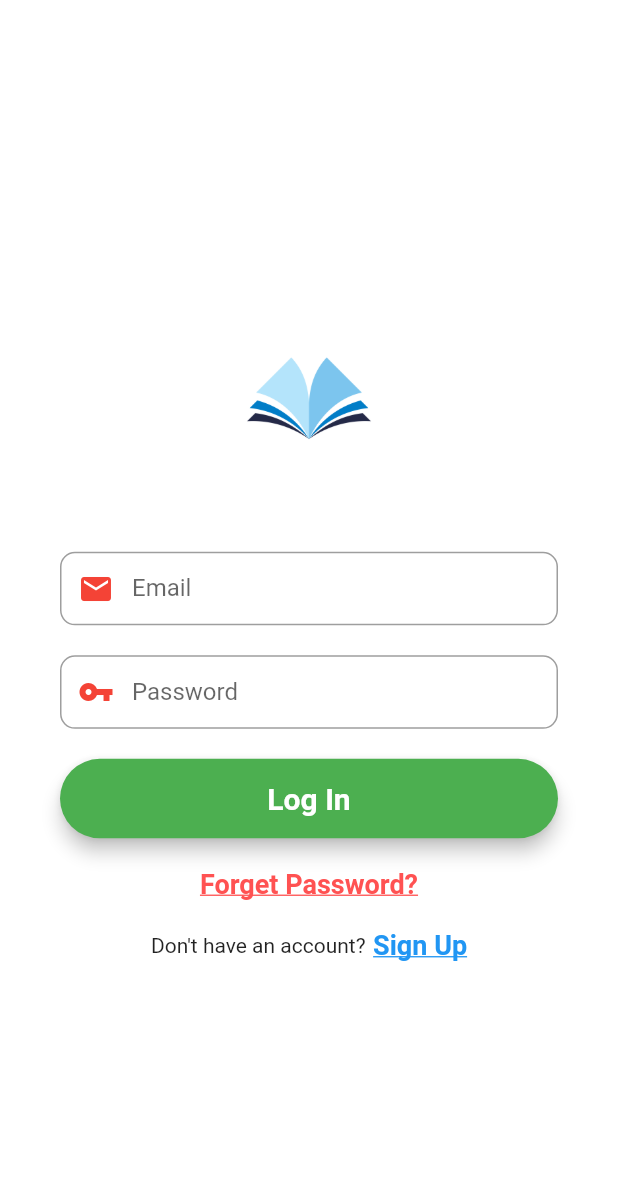
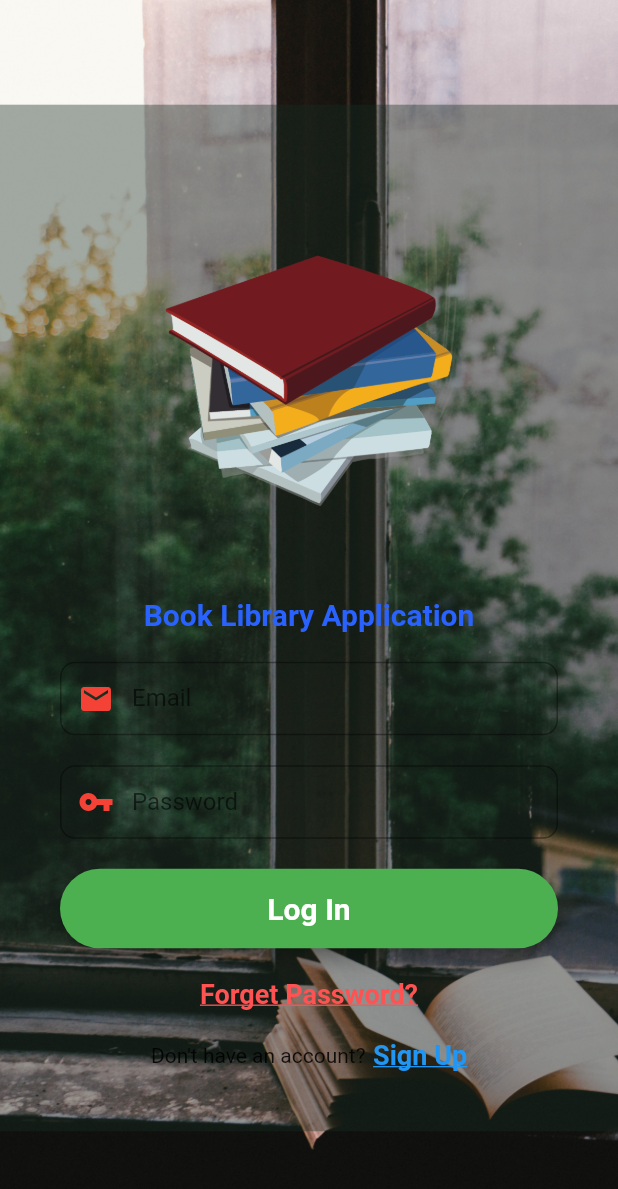
Before and after one commit to nepali-rakshya/book_library_application, a Flutter app: the screen it shows after launch, on a phone screen of 412 x 824 dp. Shown: the top 1189 px of the screen. Run offline on Flutter 3.47's test engine with Material 2 defaults, Android fonts, the light colour scheme and no system bars; our stand-ins replace cloud_firestore, date_format, firebase_auth, firebase_core; accounts and stored records are empty.

Commit message:
first commit

```diff
--- a/lib/screens/signin.dart
+++ b/lib/screens/signin.dart
@@ -123,11 +123,17 @@ class _SigninScreenState extends State<SigninScreen> {
       },
     );
     return Scaffold(
-      backgroundColor: Colors.white,
-      body: Center(
+      body:Container(
+        decoration: BoxDecoration(
+          image: DecorationImage(
+            image: AssetImage("assets/images/bgimg.jpg"),
+            fit: BoxFit.cover,
+          ),
+        ),
+      child:Center(
         child: SingleChildScrollView(
           child: Container(
-            color: Colors.white,
+            color: Color.fromARGB(100, 22, 44, 33),
             child: Padding(
               padding: const EdgeInsets.all(40.0),
               child: Form(
@@ -138,11 +144,15 @@ class _SigninScreenState extends State<SigninScreen> {
                     children: [
                       SizedBox(
                         child: Image.asset(
-                          "assets/images/—Pngtree—books logo_4135439.png",
-                          height: MediaQuery.of(context).size.height * 0.2,
+                          "assets/images/booklogo.png",
+                          height: MediaQuery.of(context).size.height * 0.35,
                           fit: BoxFit.contain,
                         ),
                       ),
+                      Text("Book Library Application",style: TextStyle(
+                        fontWeight: FontWeight.bold,fontSize: 20.0,color: Colors.blueAccent[700]
+
+                      )),
                       const SizedBox(height: 20.0),
                       emailField,
                       const SizedBox(height: 20.0),
@@ -183,6 +193,7 @@ class _SigninScreenState extends State<SigninScreen> {
           ),
         ),
       ),
+    ),
     );
   }
 
```
Also changed, not shown: assets/images/bgimg.jpg (added), assets/images/booklogo.png (added), flutter_01.png (added).
